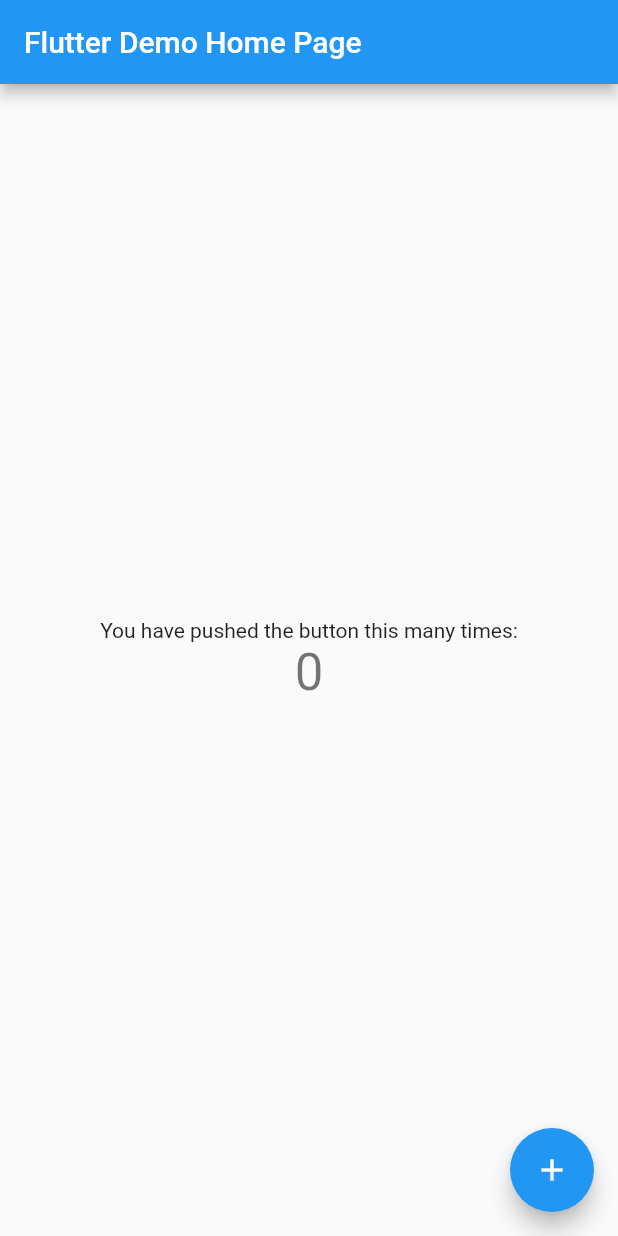
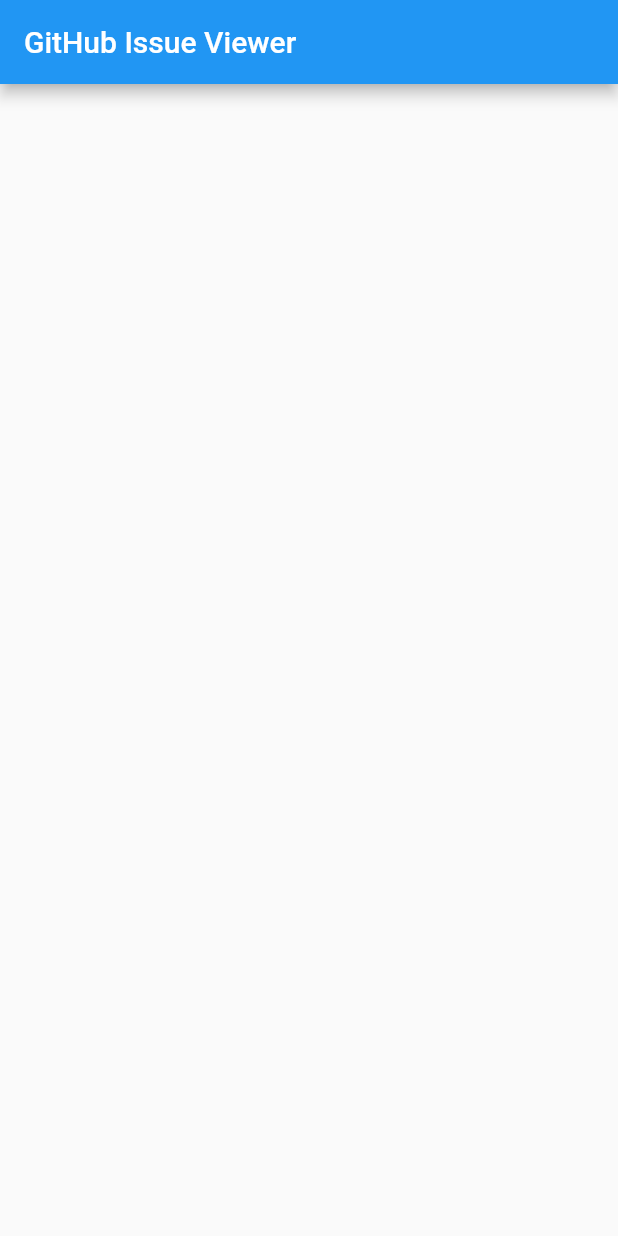
Before and after one commit to sugihaya/Git_issue_viewer, a Flutter app: the screen it shows after launch, on a phone screen of 412 x 824 dp. Run offline on Flutter 3.47's test engine with Material 2 defaults, Android fonts, the phone set to English and light mode, and no system bars.

Commit message:
ページの枠組み作成

```diff
--- a/lib/main.dart
+++ b/lib/main.dart
@@ -9,40 +9,18 @@ class MyApp extends StatelessWidget {
   @override
   Widget build(BuildContext context) {
     return MaterialApp(
-      title: 'Flutter Demo',
+      title: 'GitHub Issue Viewer',
       theme: ThemeData(
-        // This is the theme of your application.
-        //
-        // Try running your application with "flutter run". You'll see the
-        // application has a blue toolbar. Then, without quitting the app, try
-        // changing the primarySwatch below to Colors.green and then invoke
-        // "hot reload" (press "r" in the console where you ran "flutter run",
-        // or simply save your changes to "hot reload" in a Flutter IDE).
-        // Notice that the counter didn't reset back to zero; the application
-        // is not restarted.
         primarySwatch: Colors.blue,
-        // This makes the visual density adapt to the platform that you run
-        // the app on. For desktop platforms, the controls will be smaller and
-        // closer together (more dense) than on mobile platforms.
         visualDensity: VisualDensity.adaptivePlatformDensity,
       ),
-      home: MyHomePage(title: 'Flutter Demo Home Page'),
+      home: MyHomePage(title: 'GitHub Issue Viewer'),
     );
   }
 }
 
 class MyHomePage extends StatefulWidget {
   MyHomePage({Key key, this.title}) : super(key: key);
-
-  // This widget is the home page of your application. It is stateful, meaning
-  // that it has a State object (defined below) that contains fields that affect
-  // how it looks.
-
-  // This class is the configuration for the state. It holds the values (in this
-  // case the title) provided by the parent (in this case the App widget) and
-  // used by the build method of the State. Fields in a Widget subclass are
-  // always marked "final".
-
   final String title;
 
   @override
@@ -50,68 +28,13 @@ class MyHomePage extends StatefulWidget {
 }
 
 class _MyHomePageState extends State<MyHomePage> {
-  int _counter = 0;
-
-  void _incrementCounter() {
-    setState(() {
-      // This call to setState tells the Flutter framework that something has
-      // changed in this State, which causes it to rerun the build method below
-      // so that the display can reflect the updated values. If we changed
-      // _counter without calling setState(), then the build method would not be
-      // called again, and so nothing would appear to happen.
-      _counter++;
-    });
-  }
-
   @override
   Widget build(BuildContext context) {
-    // This method is rerun every time setState is called, for instance as done
-    // by the _incrementCounter method above.
-    //
-    // The Flutter framework has been optimized to make rerunning build methods
-    // fast, so that you can just rebuild anything that needs updating rather
-    // than having to individually change instances of widgets.
     return Scaffold(
       appBar: AppBar(
-        // Here we take the value from the MyHomePage object that was created by
-        // the App.build method, and use it to set our appbar title.
         title: Text(widget.title),
       ),
-      body: Center(
-        // Center is a layout widget. It takes a single child and positions it
-        // in the middle of the parent.
-        child: Column(
-          // Column is also a layout widget. It takes a list of children and
-          // arranges them vertically. By default, it sizes itself to fit its
-          // children horizontally, and tries to be as tall as its parent.
-          //
-          // Invoke "debug painting" (press "p" in the console, choose the
-          // "Toggle Debug Paint" action from the Flutter Inspector in Android
-          // Studio, or the "Toggle Debug Paint" command in Visual Studio Code)
-          // to see the wireframe for each widget.
-          //
-          // Column has various properties to control how it sizes itself and
-          // how it positions its children. Here we use mainAxisAlignment to
-          // center the children vertically; the main axis here is the vertical
-          // axis because Columns are vertical (the cross axis would be
-          // horizontal).
-          mainAxisAlignment: MainAxisAlignment.center,
-          children: <Widget>[
-            Text(
-              'You have pushed the button this many times:',
-            ),
-            Text(
-              '$_counter',
-              style: Theme.of(context).textTheme.headline4,
-            ),
-          ],
-        ),
-      ),
-      floatingActionButton: FloatingActionButton(
-        onPressed: _incrementCounter,
-        tooltip: 'Increment',
-        child: Icon(Icons.add),
-      ), // This trailing comma makes auto-formatting nicer for build methods.
+      body: Center(),
     );
   }
 }
```
Also changed, not shown: 1 other file.
